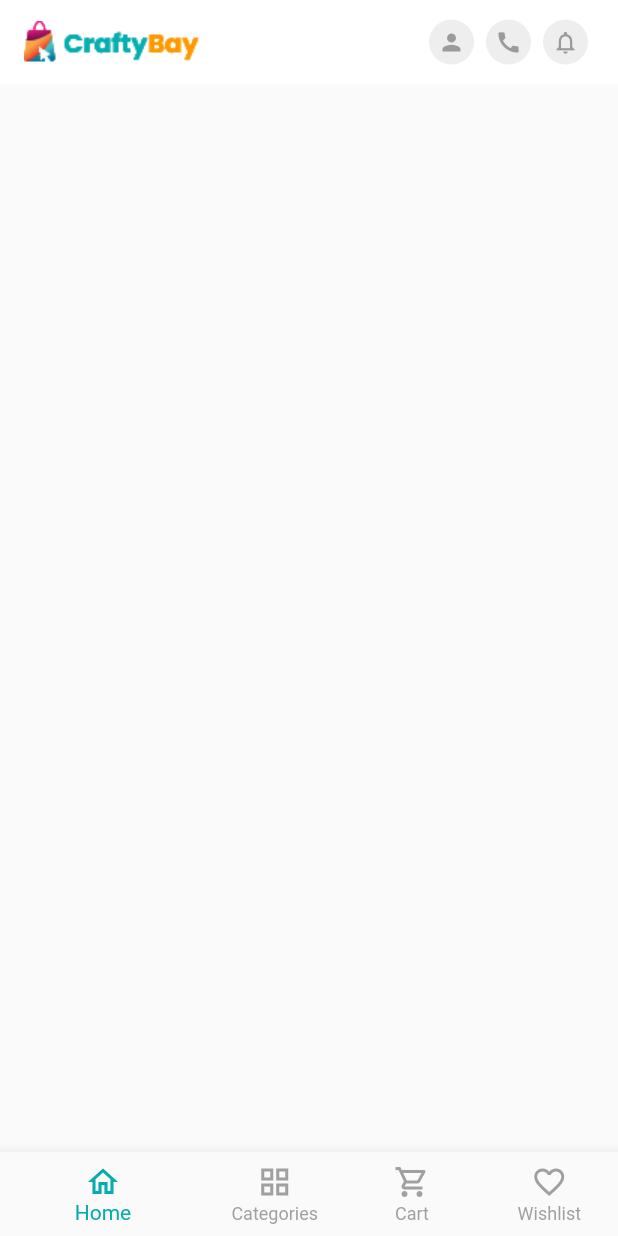
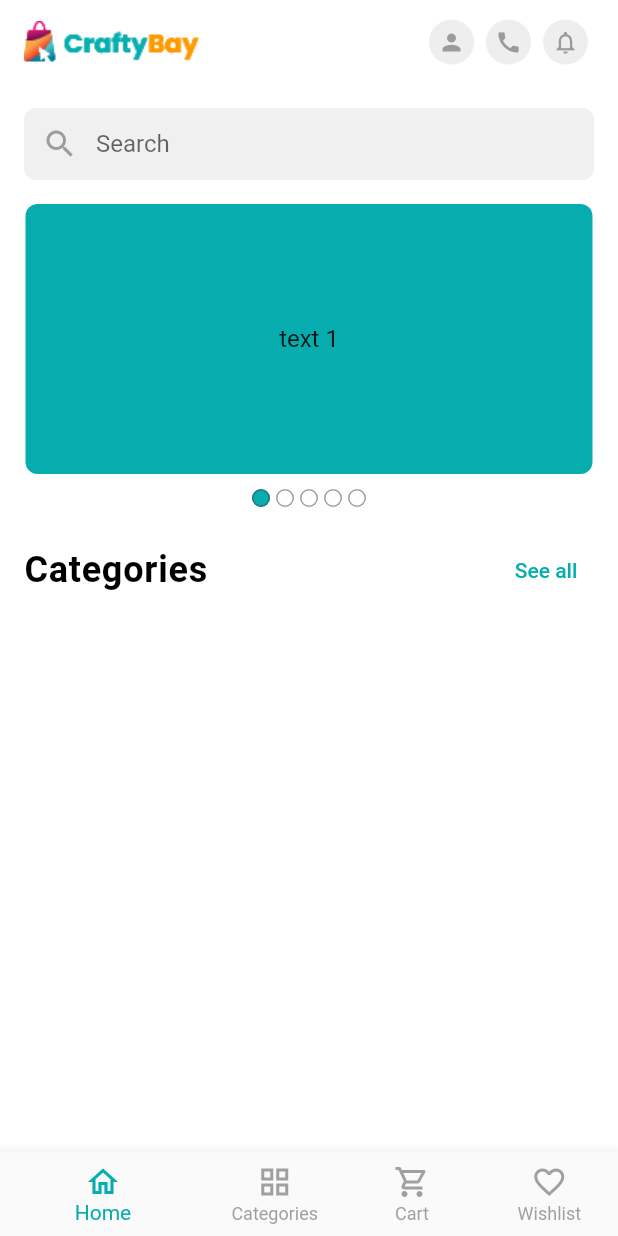
Before and after one commit to smilegse/flutter_ecommerce_app, a Flutter app: the screen it shows after launch, on a phone screen of 412 x 824 dp. Run offline on Flutter 3.47's test engine with Material 2 defaults, Android fonts, the phone set to English and light mode, and no system bars; drawn by our look-alikes of carousel_slider; our stand-ins replace get, pin_code_fields.

Commit message:
home screen ui desing in progress

```diff
--- a/lib/ui/screens/home_screen.dart
+++ b/lib/ui/screens/home_screen.dart
@@ -1,7 +1,9 @@
-
+import 'package:ecommerce_app/ui/utils/styles.dart';
 import 'package:flutter/material.dart';
-
-import '../widgets/app_bar_icon_button.dart';
+import '../utils/app_colors.dart';
+import '../widgets/home/app_bar_icon_button.dart';
+import '../widgets/home/home_carousel_widget.dart';
+import '../widgets/home/search_text_field_widget.dart';
 
 class HomeScreen extends StatefulWidget {
   const HomeScreen({Key? key}) : super(key: key);
@@ -14,6 +16,7 @@ class _HomeScreenState extends State<HomeScreen> {
   @override
   Widget build(BuildContext context) {
     return Scaffold(
+      backgroundColor: Colors.white,
       appBar: AppBar(
         elevation: 0,
         title: Row(
@@ -22,19 +25,71 @@ class _HomeScreenState extends State<HomeScreen> {
             const Spacer(),
             AppBarIconButton(
               iconData: Icons.person,
-              onTap: (){},
+              onTap: () {},
             ),
             AppBarIconButton(
               iconData: Icons.call,
-              onTap: (){},
+              onTap: () {},
             ),
             AppBarIconButton(
               iconData: Icons.notifications_none,
-              onTap: (){},
+              onTap: () {},
             ),
+          ],
+        ),
+      ),
+      body: Padding(
+        padding: const EdgeInsets.all(16.0),
+        child: Column(
+          children: [
+            const SearchTextFieldWidget(),
+            const SizedBox(
+              height: 16,
+            ),
+            HomeCarouselWidget(),
+            const SizedBox(
+              height: 16,
+            ),
+            RemarksTitleWidget(
+              remarkName: 'Categories',
+              onTapSelectAll: () {},
+            )
           ],
         ),
       ),
     );
   }
 }
+
+class RemarksTitleWidget extends StatelessWidget {
+  const RemarksTitleWidget({
+    super.key, required this.remarkName, required this.onTapSelectAll,
+  });
+
+  final String remarkName;
+  final VoidCallback onTapSelectAll;
+
+  @override
+  Widget build(BuildContext context) {
+    return Row(
+      mainAxisAlignment: MainAxisAlignment.spaceBetween,
+      children: [
+        Text(
+          remarkName,
+          style: titleTextStyle.copyWith(
+            fontWeight: FontWeight.w600,
+          ),
+        ),
+        TextButton(
+          onPressed: onTapSelectAll,
+          child: const Text(
+            'See all',
+            style: TextStyle(
+              color: primaryColor,
+            ),
+          ),
+        ),
+      ],
+    );
+  }
+}
--- a/lib/ui/widgets/app_bar_icon_button.dart
+++ b/lib/ui/widgets/home/app_bar_icon_button.dart
@@ -1,6 +1,5 @@
 import 'package:flutter/material.dart';
-
-import '../utils/app_colors.dart';
+import '../../utils/app_colors.dart';
 
 class AppBarIconButton extends StatelessWidget {
   const AppBarIconButton({
--- /dev/null
+++ b/lib/ui/widgets/home/home_carousel_widget.dart
@@ -0,0 +1,78 @@
+
+import 'package:carousel_slider/carousel_slider.dart';
+import 'package:flutter/material.dart';
+
+import '../../utils/app_colors.dart';
+
+class HomeCarouselWidget extends StatelessWidget {
+  HomeCarouselWidget({super.key});
+
+  final ValueNotifier<int> _carouselCurrentIndex = ValueNotifier(0);
+
+  @override
+  Widget build(BuildContext context) {
+    return Column(
+      children: [
+        CarouselSlider(
+          options: CarouselOptions(
+            height: 180.0,
+            viewportFraction: 1,
+            autoPlay: true,
+            onPageChanged: (index, _) {
+              _carouselCurrentIndex.value = index;
+            },
+          ),
+          items: [1, 2, 3, 4, 5].map((i) {
+            return Builder(
+              builder: (BuildContext context) {
+                return Container(
+                  width: MediaQuery
+                      .of(context)
+                      .size
+                      .width,
+                  margin: const EdgeInsets.symmetric(horizontal: 1.0),
+                  decoration: BoxDecoration(
+                    color: primaryColor,
+                    borderRadius: BorderRadius.circular(8),
+                  ),
+                  alignment: Alignment.center,
+                  child: Text(
+                    'text $i',
+                    style: const TextStyle(fontSize: 16.0),
+                  ),
+                );
+              },
+            );
+          }).toList(),
+        ),
+        const SizedBox(
+          height: 8,
+        ),
+        ValueListenableBuilder(
+          valueListenable: _carouselCurrentIndex,
+          builder: (context, currentValue, _) {
+            return Row(
+              mainAxisAlignment: MainAxisAlignment.center,
+              children: [
+                for (int i = 0; i < 5; i++)
+                  Padding(
+                    padding: const EdgeInsets.all(2.0),
+                    child: Container(
+                      height: 12,
+                      width: 12,
+                      decoration: BoxDecoration(
+                        color: currentValue == i ? primaryColor : null,
+                        border: Border.all(
+                          color: greyColor.withOpacity(0.5),),
+                        borderRadius: BorderRadius.circular(12),
+                      ),
+                    ),
+                  ),
+              ],
+            );
+          },
+        ),
+      ],
+    );
+  }
+}
--- /dev/null
+++ b/lib/ui/widgets/home/search_text_field_widget.dart
@@ -0,0 +1,36 @@
+
+import 'package:flutter/material.dart';
+import '../../utils/app_colors.dart';
+
+class SearchTextFieldWidget extends StatelessWidget {
+  const SearchTextFieldWidget({
+    super.key,
+  });
+
+  @override
+  Widget build(BuildContext context) {
+    return TextField(
+      keyboardType: TextInputType.text,
+      textInputAction: TextInputAction.search,
+      onSubmitted: (value) {},
+      decoration: InputDecoration(
+        contentPadding: const EdgeInsets.symmetric(horizontal: 16),
+        fillColor: lightGreyColor.withOpacity(0.1),
+        filled: true,
+        hintText: 'Search',
+        prefixIcon: const Icon(
+          Icons.search,
+          color: lightGreyColor,
+        ),
+        enabledBorder: OutlineInputBorder(
+          borderSide: BorderSide.none,
+          borderRadius: BorderRadius.circular(8),
+        ),
+        focusedBorder: OutlineInputBorder(
+          borderSide: BorderSide.none,
+          borderRadius: BorderRadius.circular(8),
+        ),
+      ),
+    );
+  }
+}
--- a/pubspec.yaml
+++ b/pubspec.yaml
@@ -15,6 +15,7 @@ dependencies:
   cupertino_icons: ^1.0.2
   get: ^4.6.5
   pin_code_fields: ^7.4.0
+  carousel_slider: ^4.2.1
 
 
 
```
Also changed, not shown: pubspec.lock.
